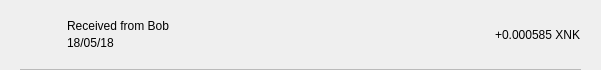
Before: the Qt Designer form src/qt/encocoin/forms/txrow.ui in kopernikus-git/xnk-1, drawn with Qt 5.
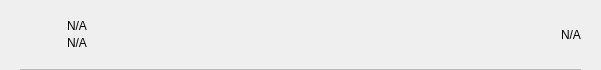
After: the same form once the commit is applied.

The edit to the form file:
```diff
--- a/src/qt/encocoin/forms/txrow.ui
+++ b/src/qt/encocoin/forms/txrow.ui
@@ -110,7 +110,7 @@
               <string notr="true"/>
              </property>
              <property name="text">
-              <string>Received from Bob</string>
+              <string notr="true">N/A</string>
              </property>
              <property name="alignment">
               <set>Qt::AlignBottom|Qt::AlignLeading|Qt::AlignLeft</set>
@@ -123,7 +123,7 @@
               <string notr="true"/>
              </property>
              <property name="text">
-              <string>18/05/18</string>
+              <string notr="true">N/A</string>
              </property>
              <property name="alignment">
               <set>Qt::AlignLeading|Qt::AlignLeft|Qt::AlignTop</set>
@@ -138,7 +138,7 @@
             <string notr="true"/>
            </property>
            <property name="text">
-            <string>+0.000585 XNK</string>
+              <string notr="true">N/A</string>
            </property>
           </widget>
          </item>
```
